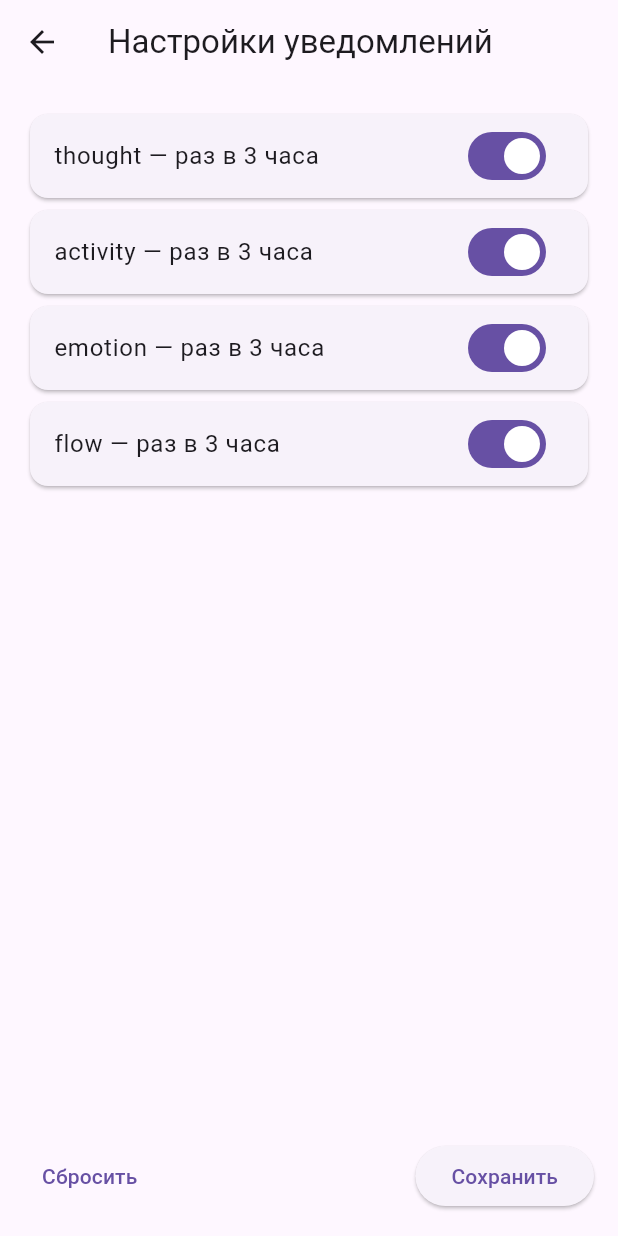
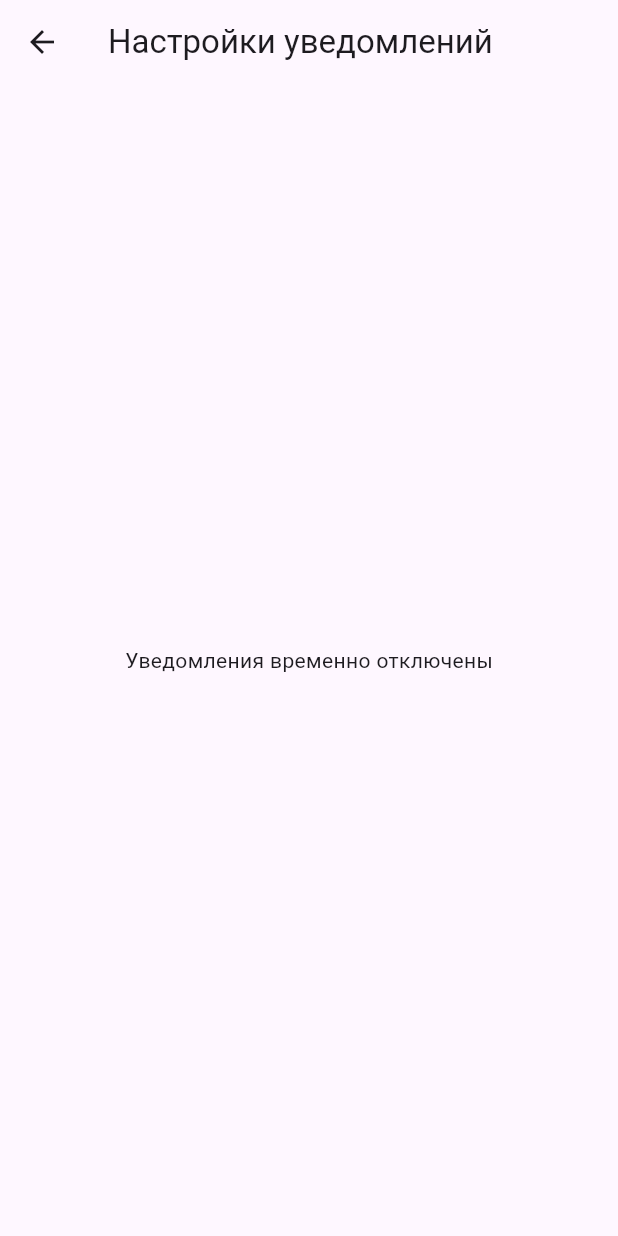
Before and after one commit to amran1451/digital_diary_app, a Flutter app: the NotificationSettingsScreen screen opened by its route, on a phone screen of 412 x 824 dp. Run offline on Flutter 3.47's test engine with Material 3 defaults, Android fonts, the phone set to English and light mode, and no system bars; our stand-ins replace cloud_firestore, connectivity_plus, csv, file_picker, firebase_auth, firebase_core and 12 more; missing offline and left inert: finance_tracker, nutrition_tracker, planner_app, simple_heatmap_calendar, workout_app; accounts and stored records are empty; statements that could not run were skipped.

Commit message:
chore: добавлен флаг notificationsEnabled для временного отключения всей логики уведомлений

```diff
--- /dev/null
+++ b/lib/app_config.dart
@@ -0,0 +1,5 @@
+/// Application-wide configuration flags.
+///
+/// Set [notificationsEnabled] to `false` to disable all notification logic
+/// without removing any related code.
+const bool notificationsEnabled = false;
--- a/lib/screens/home_menu_screen.dart
+++ b/lib/screens/home_menu_screen.dart
@@ -54,7 +54,8 @@ class HomeMenuScreen extends StatelessWidget {
               _buildTile(c, Icons.restaurant, 'Питание',    NutritionScreen.routeName),
               _buildTile(c, Icons.check_box, 'Планер', PlannerAppScreen.routeName),
               _buildTile(c, Icons.book,   'Дневник',         DateTimeScreen.routeName),
-              _buildTile(c, Icons.notifications, 'Уведомления', NotificationSettingsScreen.routeName),
+              if (notificationsEnabled)
+                _buildTile(c, Icons.notifications, 'Уведомления', NotificationSettingsScreen.routeName),
             ],
           ),
         ),
--- a/lib/screens/notification_settings_screen.dart
+++ b/lib/screens/notification_settings_screen.dart
@@ -2,6 +2,7 @@ import 'package:flutter/material.dart';
 
 import '../models/notification_settings.dart';
 import '../services/notification_service.dart';
+import '../app_config.dart';
 
 class NotificationSettingsScreen extends StatefulWidget {
   static const routeName = '/notification-settings';
@@ -141,6 +142,12 @@ class _NotificationSettingsScreenState extends State<NotificationSettingsScreen>
     if (!_loaded) {
       return const Scaffold(body: Center(child: CircularProgressIndicator()));
     }
+    if (!notificationsEnabled) {
+      return Scaffold(
+        appBar: AppBar(title: const Text('Настройки уведомлений')),
+        body: const Center(child: Text('Уведомления временно отключены')),
+      );
+    }
     return Scaffold(
       appBar: AppBar(title: const Text('Настройки уведомлений')),
       body: Padding(
```
Also changed, not shown: lib/main.dart (+7 -2 lines), lib/services/notification_service.dart (+10 -1 lines).
